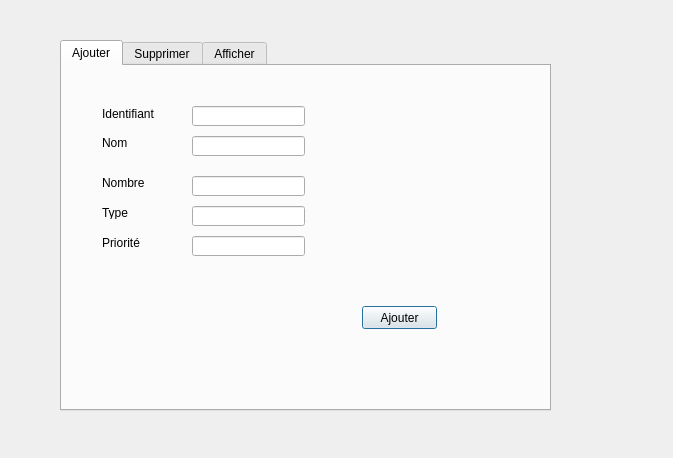
Before: the Qt Designer form dialog_objet.ui in meriemnour/FAMILY_TIME, drawn with Qt 5.
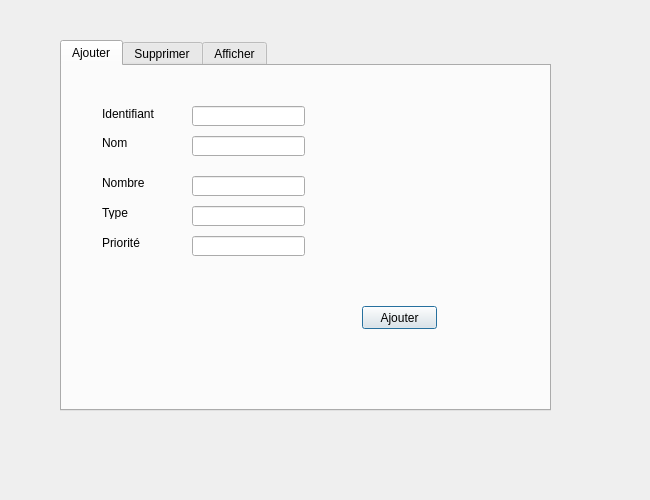
After: the same form once the commit is applied.

```diff
--- a/dialog_objet.ui
+++ b/dialog_objet.ui
@@ -6,8 +6,8 @@
    <rect>
     <x>0</x>
     <y>0</y>
-    <width>673</width>
-    <height>458</height>
+    <width>650</width>
+    <height>500</height>
    </rect>
   </property>
   <property name="windowTitle">
```
